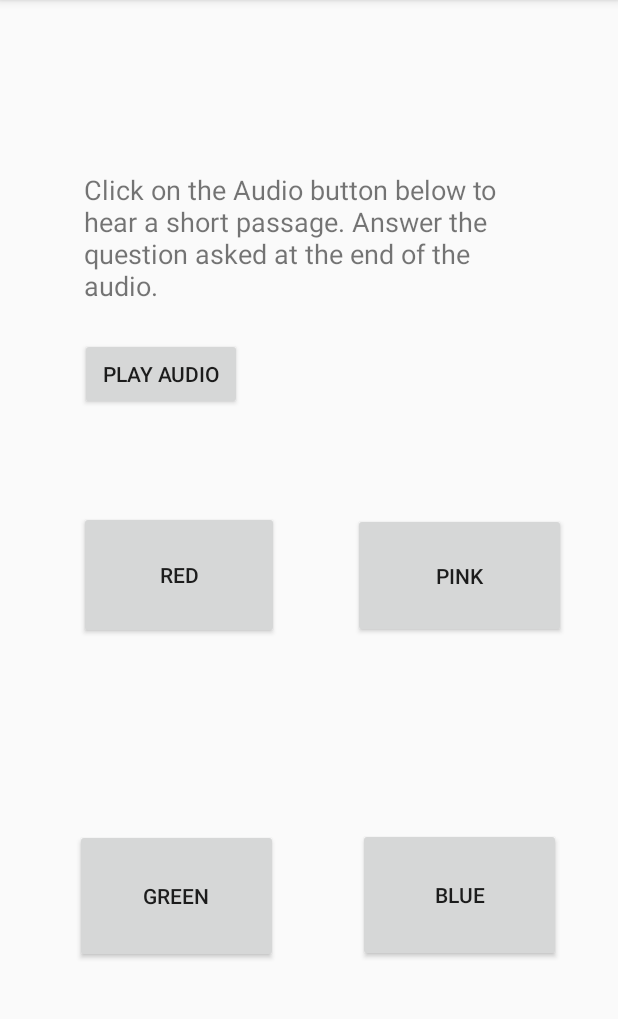
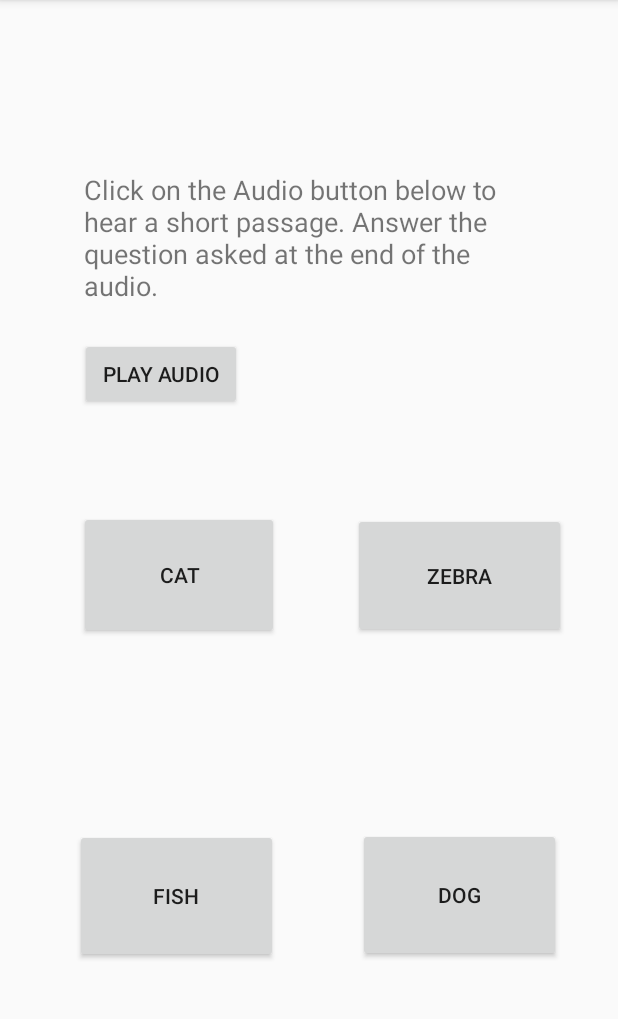
Before and after one commit to amrita-arun/TechnovationApp2020-21, an Android app: the screen it shows after launch (Listening), on a phone screen of 412 x 824 dp, the part 84-1103 px from its top. Run offline under Robolectric (Android 15) with nearby library versions, the phone set to English and light mode, and no system bars.

Commit message:
Basic app layout

```diff
--- a/app/src/main/java/com/mvhs/technovation/speechapp/Listening.java
+++ b/app/src/main/java/com/mvhs/technovation/speechapp/Listening.java
@@ -4,22 +4,70 @@ import androidx.appcompat.app.AppCompatActivity;
 
 import android.media.MediaPlayer;
 import android.os.Bundle;
+import android.os.Handler;
 import android.view.View;
 import android.widget.Button;
 import android.widget.TextView;
 
+import java.util.Timer;
+import java.util.TimerTask;
+
 public class Listening extends AppCompatActivity{
     MediaPlayer mySong;
+    Timer timer = new Timer();
     private TextView txt;
-    private String [] answer = {"Blue", "Dogs"};
+    private Button answer1;
+    private Button answer2;
+    private Button answer3;
+    private Button answer4;
+    private String [] solution = {"Blue", "Dog"};
+    private String[] possible1 = {"RED", "CAT"};
+    private String[] possible2 = {"ORANGE", "DOG"};
+    private String[] possible3 = {"BLUE", "FISH"};
+    private String[] possible4 = {"PINK", "ZEBRA"};
     private int index = (int)(Math.random()*2);
+    private boolean change;
 
     @Override
     public void onCreate(Bundle savedInstanceState) {
         super.onCreate(savedInstanceState);
         setContentView(R.layout.activity_listening);
         txt = (TextView)findViewById(R.id.textView3);
+        answer1  = (Button)findViewById(R.id.button2);
+        answer2  = (Button)findViewById(R.id.button3);
+        answer3  = (Button)findViewById(R.id.button4);
+        answer4  = (Button)findViewById(R.id.button5);
+        if(change == true)
+        {
+            txt.setVisibility(View.INVISIBLE);
+            index = (int)(Math.random()*2);
+            change = false;
+        }
+        answer1.setText(possible1[index]);
+        answer2.setText(possible2[index]);
+        answer3.setText(possible3[index]);
+        answer4.setText(possible4[index]);
         mySong = MediaPlayer.create(Listening.this, R.raw.practice+index);
+    }
+
+    public void calledAgain()
+    {
+        txt = (TextView)findViewById(R.id.textView3);
+        answer1  = (Button)findViewById(R.id.button2);
+        answer2  = (Button)findViewById(R.id.button3);
+        answer3  = (Button)findViewById(R.id.button4);
+        answer4  = (Button)findViewById(R.id.button5);
+        if(change == true)
+        {
+            index = (int)(Math.random()*2);
+            change = false;
+        }
+        answer1.setText(possible1[index]);
+        answer2.setText(possible2[index]);
+        answer3.setText(possible3[index]);
+        answer4.setText(possible4[index]);
+        mySong = MediaPlayer.create(Listening.this, R.raw.practice+index);
+        txt.setVisibility(View.INVISIBLE);
     }
 
     public void playIT(View y)
@@ -35,16 +83,25 @@ public class Listening extends AppCompatActivity{
     public void onClick(View view){
         Button b = (Button)view;
         String text = b.getText().toString();
-        if(text.equals(answer))
+        if(text.equalsIgnoreCase(solution[index]))
         {
             txt.setVisibility(View.VISIBLE);
             //set a value in the textview
             txt.setText("Correct!");
+            change = true;
+            Handler handler = new Handler();
+            handler.postDelayed(new Runnable() {
+                public void run()
+                {
+                    calledAgain();
+                }
+            }, 5000);
         }
         else
         {
             txt.setVisibility(View.VISIBLE);
             //set a value in the textview
+           // txt.setText(text);
             txt.setText("Sorry but you are wrong. Try Again!");
         }
     }
--- a/app/src/main/res/layout/activity_listening.xml
+++ b/app/src/main/res/layout/activity_listening.xml
@@ -89,6 +89,7 @@
         android:layout_width="133dp"
         android:layout_height="52dp"
         android:layout_marginBottom="10dp"
+        android:freezesText="false"
         android:text=" "
         android:visibility="invisible"
         app:layout_constraintBottom_toBottomOf="parent"
```
Also changed, not shown: 1 other file.
